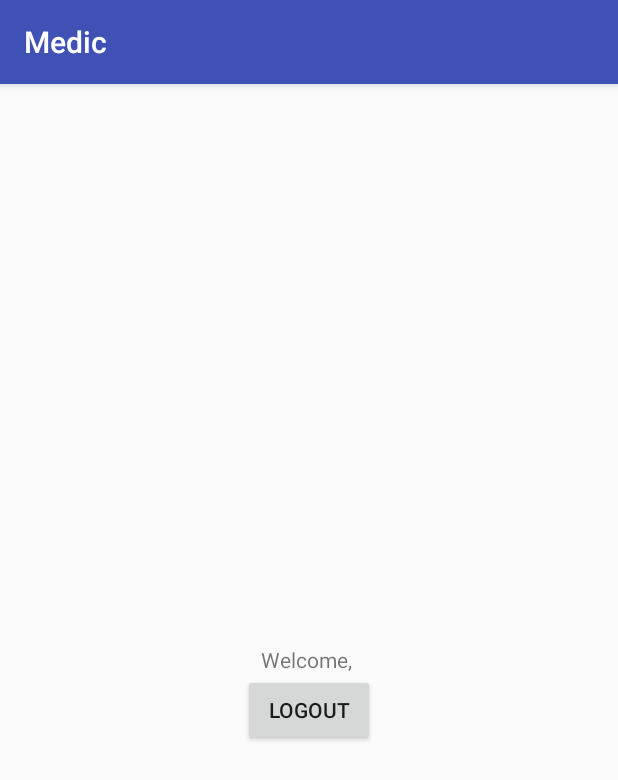
After one commit to dishankt/final-year-project, an Android app: the MainActivity screen opened directly, with no data from a screen before it, on a phone screen of 412 x 824 dp. The commit adds this screen. Shown: the top 780 px of the screen. Run offline under Robolectric (Android 15) with nearby library versions, the phone set to English and light mode, and no system bars.

Commit message:
Android login

```diff
--- a/Medic/app/src/main/AndroidManifest.xml
+++ b/Medic/app/src/main/AndroidManifest.xml
@@ -1,7 +1,9 @@
 <?xml version="1.0" encoding="utf-8"?>
 <manifest xmlns:android="http://schemas.android.com/apk/res/android"
     package="com.example.swapnali.medic">
+
     <uses-permission android:name="android.permission.INTERNET" />
+
     <application
         android:allowBackup="true"
         android:icon="@mipmap/ic_launcher"
@@ -16,6 +18,7 @@
                 <category android:name="android.intent.category.LAUNCHER" />
             </intent-filter>
         </activity>
+        <activity android:name=".MainActivity"></activity>
     </application>
 
 </manifest>
--- /dev/null
+++ b/Medic/app/src/main/java/com/example/swapnali/medic/MainActivity.java
@@ -0,0 +1,32 @@
+package com.example.swapnali.medic;
+
+import android.content.Intent;
+import android.support.v7.app.AppCompatActivity;
+import android.os.Bundle;
+import android.view.View;
+import android.widget.Button;
+import android.widget.TextView;
+import android.widget.Toast;
+
+public class MainActivity extends AppCompatActivity {
+    TextView textView;
+    Button logout;
+    @Override
+    protected void onCreate(Bundle savedInstanceState) {
+        super.onCreate(savedInstanceState);
+        setContentView(R.layout.activity_main);
+        textView = findViewById(R.id.textView);
+        logout = findViewById(R.id.logout);
+        textView.setText("Welcome, "+LoginActivity.username);
+        logout.setOnClickListener(new View.OnClickListener() {
+            @Override
+            public void onClick(View v) {
+                LoginActivity.sharedPreferences.edit().remove("username").remove("password").apply();
+                Intent i = new Intent(MainActivity.this,LoginActivity.class);
+                startActivity(i);
+                Toast.makeText(getApplicationContext(),"Successfully logged out", Toast.LENGTH_SHORT).show();
+                finish();
+            }
+        });
+    }
+}
--- /dev/null
+++ b/Medic/app/src/main/res/layout/activity_main.xml
@@ -0,0 +1,24 @@
+<?xml version="1.0" encoding="utf-8"?>
+<RelativeLayout xmlns:android="http://schemas.android.com/apk/res/android"
+    xmlns:app="http://schemas.android.com/apk/res-auto"
+    xmlns:tools="http://schemas.android.com/tools"
+    android:layout_width="match_parent"
+    android:layout_height="match_parent"
+    tools:context="com.example.swapnali.medic.MainActivity">
+
+    <TextView
+        android:id="@+id/textView"
+        android:layout_width="wrap_content"
+        android:layout_height="wrap_content"
+        android:layout_centerHorizontal="true"
+        android:layout_centerVertical="true"
+        android:text="TextView" />
+
+    <Button
+        android:id="@+id/logout"
+        android:layout_width="wrap_content"
+        android:layout_height="wrap_content"
+        android:layout_below="@+id/textView"
+        android:layout_centerHorizontal="true"
+        android:text="Logout" />
+</RelativeLayout>
```
Also changed, not shown: Medic/app/src/main/java/com/example/swapnali/medic/LoginActivity.java (+67 -5 lines).
